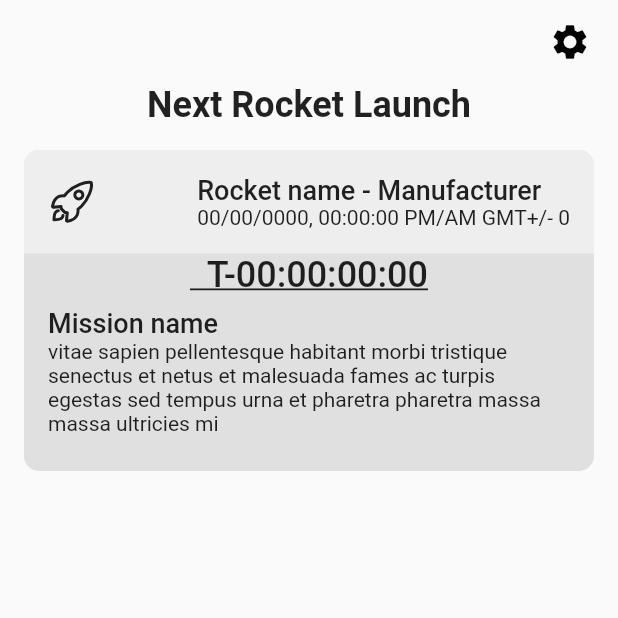
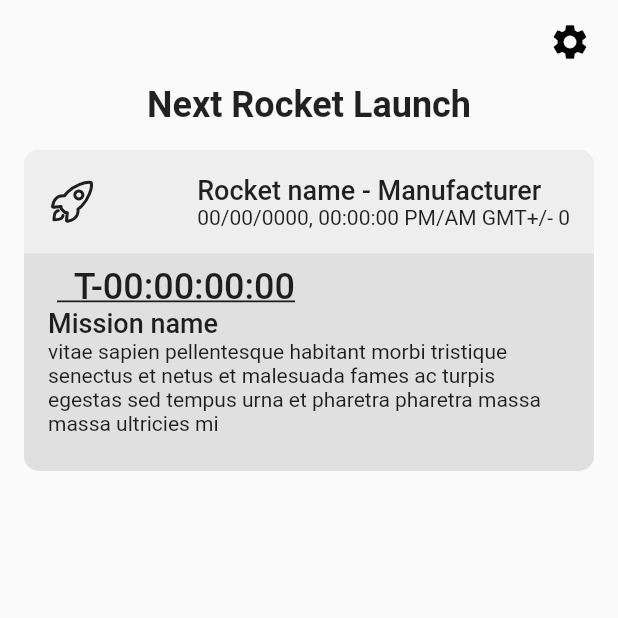
Before and after one commit to PatoGordo/RocketLaunches-App, a Flutter app: the screen it shows after launch, on a phone screen of 412 x 824 dp, the top half of it. Run offline on Flutter 3.47's test engine with Material 2 defaults, Android fonts, the phone set to English and light mode, and no system bars; our stand-ins replace ionicons.

```diff
--- a/lib/widgets/cards/rocket_launch_card.dart
+++ b/lib/widgets/cards/rocket_launch_card.dart
@@ -71,15 +71,6 @@ class RocketLaunchCard extends StatelessWidget {
           Container(
             child: Column(
               children: <Widget>[
-                Text(
-                  '  T-00:00:00:00  ',
-                  textAlign: TextAlign.center,
-                  style: TextStyle(
-                    decoration: TextDecoration.underline,
-                    fontSize: 24,
-                    fontWeight: FontWeight.w500,
-                  ),
-                ),
                 Container(
                   padding: EdgeInsets.symmetric(
                     horizontal: 16,
@@ -88,6 +79,15 @@ class RocketLaunchCard extends StatelessWidget {
                   child: Column(
                     crossAxisAlignment: CrossAxisAlignment.start,
                     children: <Widget>[
+                      Text(
+                        '  T-00:00:00:00  ',
+                        textAlign: TextAlign.center,
+                        style: TextStyle(
+                          decoration: TextDecoration.underline,
+                          fontSize: 24,
+                          fontWeight: FontWeight.w500,
+                        ),
+                      ),
                       Text(
                         'Mission name',
                         textAlign: TextAlign.left,
```
Also changed, not shown: 1 other file.
